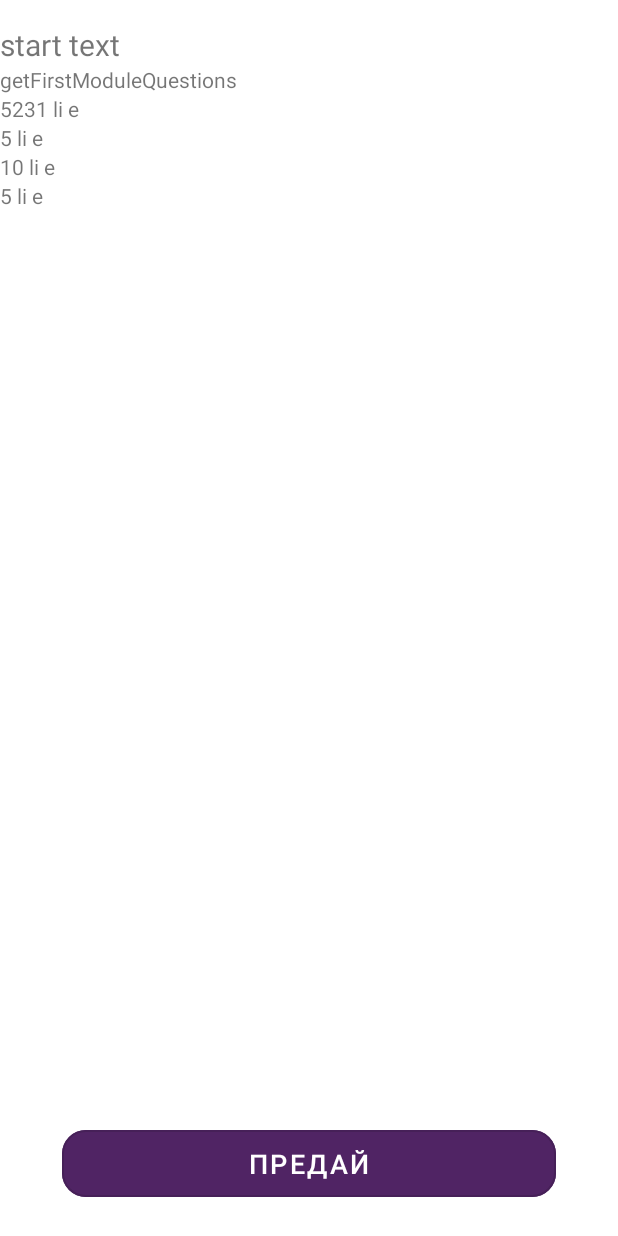
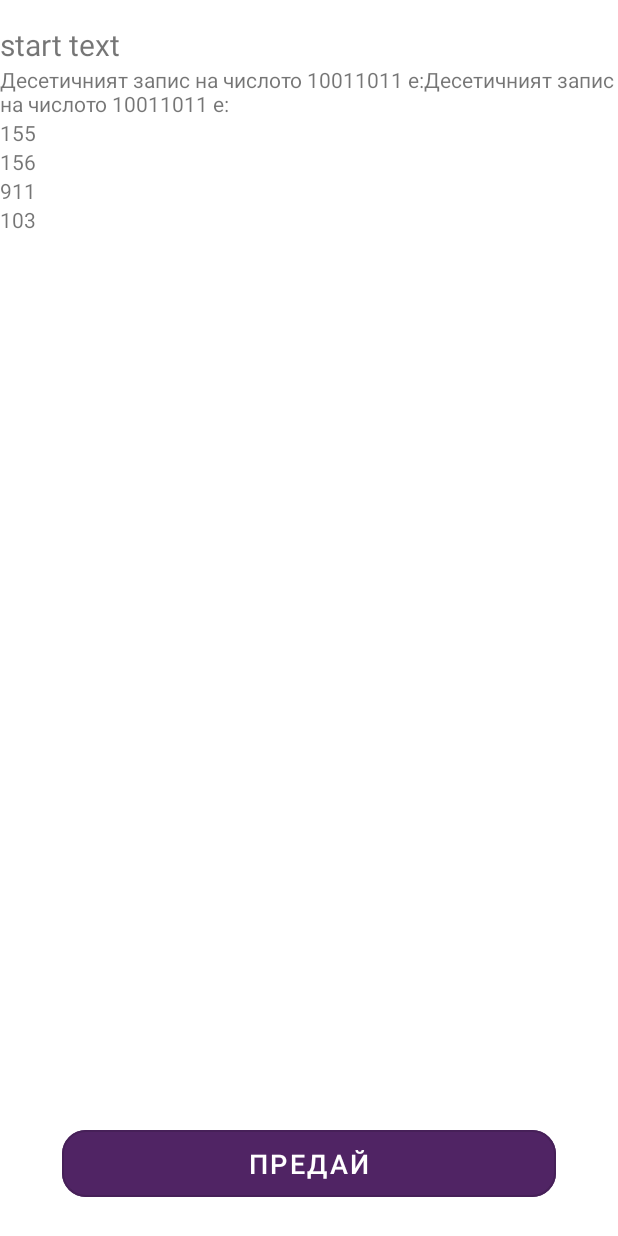
Before and after one commit to BGBorisova/QuizApp, an Android app: the TestScreenFragment screen opened through its navigation route, after a tap on "start text", on a phone screen of 412 x 824 dp. Run offline under Robolectric (Android 15) with nearby library versions, the phone set to English and light mode, and no system bars; our stand-ins replace data binding, navigation-ui.

Commit message:
add first module questions

```diff
--- a/app/src/main/java/com/example/quizapp/data/QuestionGenerator.kt
+++ b/app/src/main/java/com/example/quizapp/data/QuestionGenerator.kt
@@ -2,69 +2,184 @@ package com.example.quizapp.data
 
 class QuestionGenerator {
 
-    fun getAllQuestions() = listOf(
+    fun getFirstModuleQuestions() = listOf(
         Question(
-            id = 1, "getFirstModuleQuestions", listOf(
-                Answer(1, "5231 li e", false),
-                Answer(2, "5 li e", false),
-                Answer(3, "10 li e", true),
-                Answer(4, "5 li e", false)
+            id = 1, "Десетичният запис на числото 10011011 е:Десетичният запис на числото 10011011 е:", listOf(
+                Answer(1, "155", true),
+                Answer(2, "156", false),
+                Answer(3, "911", false),
+                Answer(4, "103", false)
             )
         ),
         Question(
-            id = 1, "131313 е 5 + 5", listOf(
-                Answer(1, "531313 li e", false),
-                Answer(2, "5 li e", false),
-                Answer(3, "10 li e", true),
-                Answer(4, "5 li e", false)
+            id = 1, "Двоичният запис на числото 62 е:", listOf(
+                Answer(1, "100001", false),
+                Answer(2, "10001010 ", false),
+                Answer(3, "111110", true),
+                Answer(4, "10001000", false)
             )
         ),
         Question(
-            id = 1, "Ко131313лко е 5 + 5", listOf(
-                Answer(1, "13131315 li e", false),
-                Answer(2, "5131313 li e", false),
-                Answer(3, "10131313 li e", true),
-                Answer(4, "5131313 li e", false)
+            id = 1, "Сборът на числата 1101 и 101 e:", listOf(
+                Answer(1, "1001", false),
+                Answer(2, "10001", false),
+                Answer(3, "1010", false),
+                Answer(4, "10010", true)
             )
         ),
         Question(
-            id = 1, "Колко е 5 + 5", listOf(
-                Answer(1, "5 li e", false),
-                Answer(2, "5 li e", false),
-                Answer(3, "10 li e", true),
-                Answer(4, "5 li e", false)
+            id = 1, "Коя от следните дейности е пример за събиране на информация?", listOf(
+                Answer(1, "Проверка на показанията на водомера ", true),
+                Answer(2, "Изчисляване на стойността на потреблението на вода на база на показанията от водомера", false),
+                Answer(3, "Въвеждане на показанията от водомера в информационната система на водоснабдителното дружество", false),
+                Answer(4, "Изпращане на фактура до клиента, съдържаща информация за потреблението на вода и неговата стойност", false)
             )
         ),
         Question(
-            id = 2, "getSecondModuleQuestions", listOf(
-                Answer(1, "5 li e", false),
-                Answer(2, "5 li e", false),
-                Answer(3, "10 li e", true),
-                Answer(4, "5 li e", false)
+            id = 1, "Посочете вярното твърдение, отнасящо се до циклични алгоритми с предусловие.", listOf(
+                Answer(1, "Условието се състои от всички действия, които трябва да се изпълнят преди цикъла. ", false),
+                Answer(2, "Цикличният процес може да не се изпълни нито веднъж.", true),
+                Answer(3, "Цикличният процес задължително ще се изпълни поне два пъти.", false),
+                Answer(4, "Всички повтарящи се действия трябва да предшестват условието.", false)
             )
         ),
         Question(
-            id = 2, "getSecondModuleQuestions", listOf(
-                Answer(1, "5 li e", false),
-                Answer(2, "5 li e", false),
-                Answer(3, "10 li e", true),
-                Answer(4, "5 li e", false)
+            id = 1, "На която и позиция да е написан даден символ той винаги има една и съща стойност. Това твърдение се отнася за:", listOf(
+                Answer(1, "Не се отнася за бройни системи.", false),
+                Answer(2, "И двата вида бройни системи.", false),
+                Answer(3, "Непозиционните бройни системи.", true),
+                Answer(4, "Позиционните бройни системи.", false)
             )
         ),
         Question(
-            id = 2, "getSecondModuleQuestions", listOf(
-                Answer(1, "5 li e", false),
-                Answer(2, "5 li e", false),
-                Answer(3, "10 li e", true),
-                Answer(4, "5 li e", false)
+            id = 1, "Посочи кой е верният отговор след извършване на аритметичната операция: 100(2) х 10(2)", listOf(
+                Answer(1, "1000 (2)", true),
+                Answer(2, "100000 (2)", false),
+                Answer(3, "10000(2)", false),
+                Answer(4, "100(2)", false)
             )
         ),
         Question(
-            id = 2, "getSecondModuleQuestions", listOf(
-                Answer(1, "5 li e", false),
-                Answer(2, "5 li e", false),
-                Answer(3, "10 li e", true),
-                Answer(4, "5 li e", false)
+            id = 1, "Посочи начините за описание на алгоритмите:", listOf(
+                Answer(1, "словесно", true),
+                Answer(2, "чрез езици за програмиране ", true),
+                Answer(3, "чрез блок-схеми", true),
+                Answer(4, "чрез жестове", false)
+            )
+        ),
+        Question(
+            id = 1, "Ако в един алгоритъм едно или повече действия се повтарят, той се нарича:", listOf(
+                Answer(1, "Линеен", true),
+                Answer(2, "Последователен", true),
+                Answer(3, "Цикличен", true),
+                Answer(4, "Повтарящ ", false)
+            )
+        ),
+        Question(
+            id = 1, "Кое НЕ е свойство на алгоритмите?", listOf(
+                Answer(1, "Дискретност", false),
+                Answer(2, "Формалност", false),
+                Answer(3, "Резултатност ", false),
+                Answer(4, "Съгласуваност ", true)
+            )
+        ),
+        Question(
+            id = 1, "Итерация е:", listOf(
+                Answer(1, "Едно преминаване през цикъла", true),
+                Answer(2, "Някои оператори от цикъла", false),
+                Answer(3, "Всички преминавания през цикъла ", false),
+                Answer(4, "Оператори извън цикъла ", false)
+            )
+        ),
+        Question(
+            id = 1, "За кои алгоритми е характерно свойството крайност?", listOf(
+                Answer(1, "Всичките", true),
+                Answer(2, "Разклонените", false),
+                Answer(3, "Цикличните", false),
+                Answer(4, "Линейните ", false)
+            )
+        ),
+        Question(
+            id = 1, "Рекурсивните алгоритми са вид:", listOf(
+                Answer(1, "Циклични алгоритми без разклонение", false),
+                Answer(2, "Линейни алгоритми", false),
+                Answer(3, "Разклонени алгоритми без цикъл", false),
+                Answer(4, "Циклични алгоритми ", true)
+            )
+        ),
+        Question(
+            id = 1, "Кои са двата стила на програмиране?", listOf(
+                Answer(1, "Императивен", true),
+                Answer(2, "Декларативен ", true),
+                Answer(3, "Транзитивен ", false),
+                Answer(4, "Интерпретивен", false)
+            )
+        ),
+        Question(
+            id = 1, "Кои от изброените термини са видове транслатори?", listOf(
+                Answer(1, "Компилатор", true),
+                Answer(2, "Итератор ", false),
+                Answer(3, "Интерпретатор ", true),
+                Answer(4, "Модератор", false)
+            )
+        ),
+        Question(
+            id = 1, "Как се нарича правило в език за програмиране, което показва какво означава дадено действие и как компютърът го разбира?", listOf(
+                Answer(1, "Семантично", true),
+                Answer(2, "Компилиращо ", false),
+                Answer(3, "Синтактично ", false),
+                Answer(4, "Транслиращо", false)
+            )
+        ),
+        Question(
+            id = 1, "Как се нарича процесът на превеждане на програмата от език за програмиране на машинен език?", listOf(
+                Answer(1, "Транслатор", false),
+                Answer(2, "Превод", false),
+                Answer(3, "Транспортиране  ", false),
+                Answer(4, "Транслиране ", true)
+            )
+        ),
+        Question(
+            id = 1, "Посочи десетичния запис на двоичното число 10111:", listOf(
+                Answer(1, "25", false),
+                Answer(2, "24", false),
+                Answer(3, "22", false),
+                Answer(4, "23", true)
+            )
+        ),
+        Question(
+            id = 1, "Кое е най-голямото число, което може да запише с осем двоични цифри?", listOf(
+                Answer(1, "8", false),
+                Answer(2, "15", false),
+                Answer(3, "225", true),
+                Answer(4, "63", false)
+            )
+        ),
+        Question(
+            id = 1, "При преобразуване на числа от осмична в двоична БС всяка цифра от осмичната БС (без първата) се представя в три позиции. Кои твърдения са верни?", listOf(
+                Answer(1, "Ако цифрата в осмична БС е по-малка от 2, се добавят две водещи нули", true),
+                Answer(2, "Само при цифрата 4 не се добавят водещи нули", false),
+                Answer(3, "Ако цифрата в осмична БС е по-голяма или равна на 3, се добавят две водещи нули", false),
+                Answer(4, "Ако цифрата в осмична БС е по-голяма от 3, не се добавят водещи нули", true)
+            )
+        ),
+
+    )
+    fun getSecondModuleQuestions()= listOf(
+        Question(
+            id = 2, "Интегрирана среда за програмиране IDE (integrated development environment) е:", listOf(
+                Answer(1, "Набор от библиотеки", false),
+                Answer(2, "Софтуерно приложение, което предоставя цялостна среда за разработване на софтуер", true),
+                Answer(3, "Текстов редактор", false),
+                Answer(4, "Графичен редактор", false)
+            )
+        ),
+        Question(
+            id = 2, "Java виртуалната машина (Java Virtual Machine) е:", listOf(
+                Answer(1, "Интегрирана среда за програмиране", false),
+                Answer(2, "Набор от библиотеки, събрани в машина", false),
+                Answer(3, "Софтуер, който позволява на компютъра да стартира Java програмата", true),
+                Answer(4, "Машина за създаване на програми", false)
             )
         ),
     )
--- a/app/src/main/java/com/example/quizapp/ui/activity/fragment/TestScreenFragment.kt
+++ b/app/src/main/java/com/example/quizapp/ui/activity/fragment/TestScreenFragment.kt
@@ -34,7 +34,6 @@ class TestScreenFragment : Fragment(), TestItemListener {
         binding.recyclerView.layoutManager = LinearLayoutManager(context)
         binding.recyclerView.adapter = adapter
         setTest()
-//        openChosenTest()
         onBackPressed()
         return binding.root
     }
@@ -43,22 +42,6 @@ class TestScreenFragment : Fragment(), TestItemListener {
         binding.txtTest.setOnClickListener {
             openChosenTest()
         }
-    }
-
-    private fun getQuestions(): List<Question> {
-        val questions = QuestionGenerator().getAllQuestions()
-        when (args.testId) {
-            1 -> {
-                questions.takeIf { questions.any { it.id == 1 } }?.shuffled()?.takeLast(3)
-            }
-            2 -> {
-                questions.takeIf { questions.any { it.id == 2 } }?.shuffled()?.takeLast(3)
-            }
-//            else -> {
-//                questions.takeIf { it }.shuffled().takeLast(3)
-//            }
-        }
-        return questions.toList()
     }
 
     private fun onBackPressed() =
@@ -73,12 +56,18 @@ class TestScreenFragment : Fragment(), TestItemListener {
     private fun openChosenTest() {
         when (args.testId) {
             args.testId -> {
-                adapter.setItems(getQuestions())
+                adapter.setItems(QuestionGenerator().getFirstModuleQuestions())
+            }
+            args.testId -> {
+                val testAdapter = TestAdapter(this)
+                binding.recyclerView.adapter = testAdapter
+                testAdapter.setItems(QuestionGenerator().getSecondModuleQuestions())
             }
             else -> {
                 binding.txtTest.text = "1"
             }
         }
+
         Log.d("HHH", "${args.testId}")
     }
 
```
